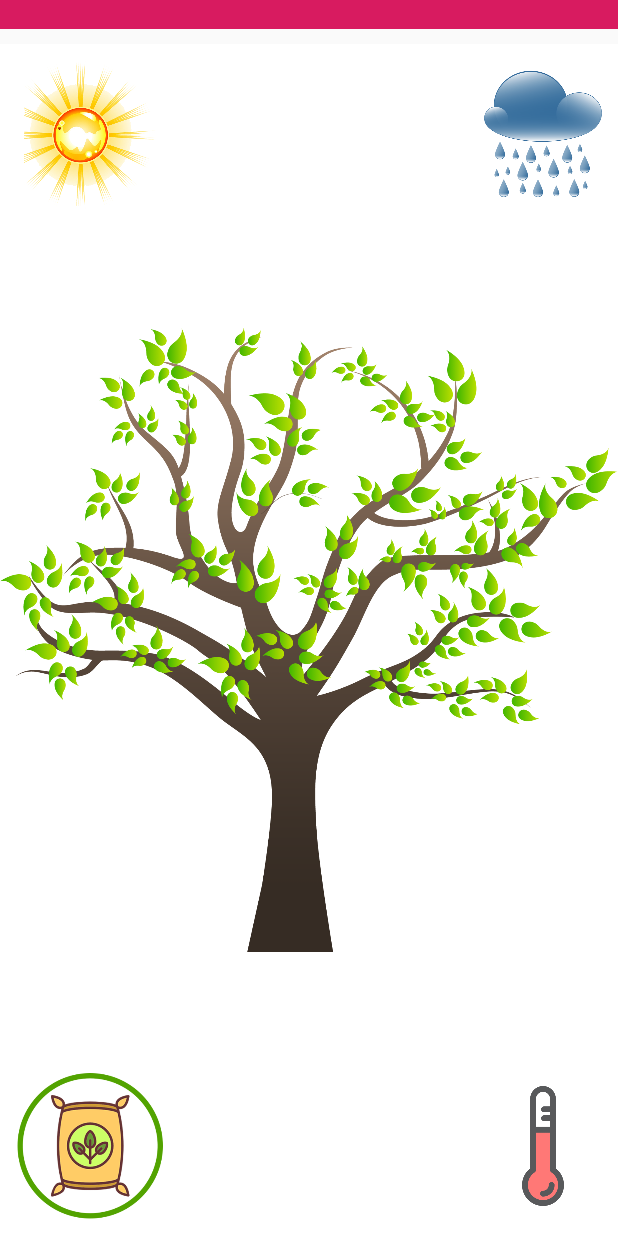
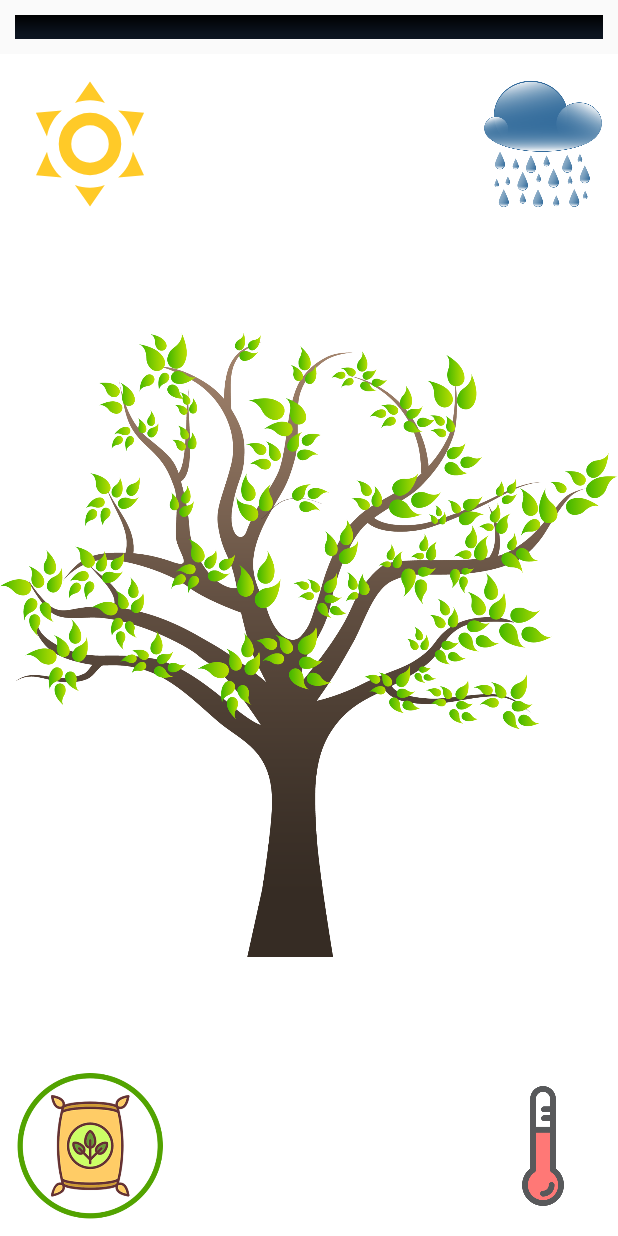
Before and after one commit to gunturanilkumar007/Adit, an Android app: the layout fragment_tree.xml on its own in the app's theme, with its tools: preview values and no code run, on a phone screen of 412 x 824 dp. Run offline under Robolectric (Android 15) with nearby library versions, the phone set to English and light mode, and no system bars.

Commit message:
Tree commit

```diff
--- a/app/src/main/java/com/anil/adit/utils/Constants.java
+++ b/app/src/main/java/com/anil/adit/utils/Constants.java
@@ -3,5 +3,7 @@ package com.anil.adit.utils;
 public class Constants {
     public static final String SHARED_PREF_KEY = "ADIT";
     public static final String TREE_HEIGHT = "treeHeight";
-    public static final int TREE_DURATION = 30;
+    public static final int TREE_DURATION = 20;
+    public static final int TARGET_DURATION = 100;
+    public static final int PROGRESSBAR_DURATION = 1;
 }
--- a/app/src/main/res/anim/background_fadein.xml
+++ b/app/src/main/res/anim/background_fadein.xml
@@ -8,7 +8,7 @@
         android:toAlpha="1.0"
         android:duration="600"
         android:repeatMode="reverse"
-        android:repeatCount="8"
+        android:repeatCount="7"
         android:interpolator="@android:anim/accelerate_interpolator"/>
 
 </set>
--- /dev/null
+++ b/app/src/main/res/drawable/horizontal_progress_bar.xml
@@ -0,0 +1,27 @@
+<?xml version="1.0" encoding="utf-8"?>
+<layer-list xmlns:android="http://schemas.android.com/apk/res/android" >
+    <item android:id="@android:id/background">
+        <shape>
+            <gradient
+                android:startColor="#000001"
+                android:centerColor="#0b131e"
+                android:centerY="0.75"
+                android:endColor="#0d1522"
+                android:angle="270"
+                />
+        </shape>
+    </item>
+    <item android:id="@android:id/progress">
+        <clip>
+            <shape>
+                <gradient
+                    android:startColor="#00ff00"
+                    android:centerColor="#00dd00"
+                    android:centerY="0.75"
+                    android:endColor="#00bb00"
+                    android:angle="270"
+                    />
+            </shape>
+        </clip>
+    </item>
+</layer-list>
--- /dev/null
+++ b/app/src/main/res/drawable/sunny.xml
@@ -0,0 +1,8 @@
+<!-- drawable/weather_sunny.xml -->
+<vector xmlns:android="http://schemas.android.com/apk/res/android"
+    android:height="24dp"
+    android:width="24dp"
+    android:viewportWidth="24"
+    android:viewportHeight="24">
+    <path android:fillColor="#FFCA28" android:pathData="M12,7A5,5 0 0,1 17,12A5,5 0 0,1 12,17A5,5 0 0,1 7,12A5,5 0 0,1 12,7M12,9A3,3 0 0,0 9,12A3,3 0 0,0 12,15A3,3 0 0,0 15,12A3,3 0 0,0 12,9M12,2L14.39,5.42C13.65,5.15 12.84,5 12,5C11.16,5 10.35,5.15 9.61,5.42L12,2M3.34,7L7.5,6.65C6.9,7.16 6.36,7.78 5.94,8.5C5.5,9.24 5.25,10 5.11,10.79L3.34,7M3.36,17L5.12,13.23C5.26,14 5.53,14.78 5.95,15.5C6.37,16.24 6.91,16.86 7.5,17.37L3.36,17M20.65,7L18.88,10.79C18.74,10 18.47,9.23 18.05,8.5C17.63,7.78 17.1,7.15 16.5,6.64L20.65,7M20.64,17L16.5,17.36C17.09,16.85 17.62,16.22 18.04,15.5C18.46,14.77 18.73,14 18.87,13.21L20.64,17M12,22L9.59,18.56C10.33,18.83 11.14,19 12,19C12.82,19 13.63,18.83 14.37,18.56L12,22Z" />
+</vector>
--- a/app/src/main/res/layout/fragment_tree.xml
+++ b/app/src/main/res/layout/fragment_tree.xml
@@ -9,14 +9,17 @@
         android:id="@+id/bar"
         android:layout_width="match_parent"
         android:layout_height="wrap_content"
-        android:layout_marginBottom="10dp"
+        android:layout_margin="10dp"
 
         android:background="#fff">
 
-        <TextView
-            android:layout_width="match_parent"
+        <ProgressBar
+            android:id="@+id/myprogressbar"
+            style="?android:attr/progressBarStyleHorizontal"
+            android:layout_width="fill_parent"
             android:layout_height="wrap_content"
-            android:background="@color/colorAccent" />
+            android:max="100"
+            android:progressDrawable="@drawable/horizontal_progress_bar" />
     </LinearLayout>
 
 
@@ -49,7 +52,7 @@
             android:layout_width="100dp"
             android:layout_height="100dp"
             android:layout_margin="10dp"
-            android:src="@drawable/sun_1" />
+            android:src="@drawable/sunny" />
 
         <ImageView
             android:id="@+id/cloud_img"
@@ -85,4 +88,18 @@
             android:layout_margin="10dp"
             android:src="@drawable/thermo_2" />
     </FrameLayout>
+
+    <ImageView
+        android:id="@+id/sun_ray_img"
+        android:layout_width="327dp"
+        android:layout_height="501dp"
+        android:layout_alignParentStart="true"
+        android:layout_alignParentLeft="true"
+        android:layout_alignParentTop="true"
+        android:layout_marginStart="57dp"
+        android:layout_marginLeft="57dp"
+        android:layout_marginTop="0dp"
+        android:layout_marginBottom="10dp"
+        android:src="@drawable/sun_ray"
+        android:visibility="invisible" />
 </RelativeLayout>
```
Also changed, not shown: app/src/main/java/com/anil/adit/beans/GenericBean.java (added, +49 -0 lines), app/src/main/java/com/anil/adit/fragments/AdsFragment.java (+94 -24 lines), app/src/main/java/com/anil/adit/fragments/TreeFragment.java (+77 -18 lines), app/src/main/res/layout/fragment_ads.xml (+27 -15 lines), app/src/main/res/layout/hou_slot_item.xml (added, +19 -0 lines), app/src/main/res/drawable/sun.jpg (added), app/src/main/res/drawable/sun_ray.jpg (added).
